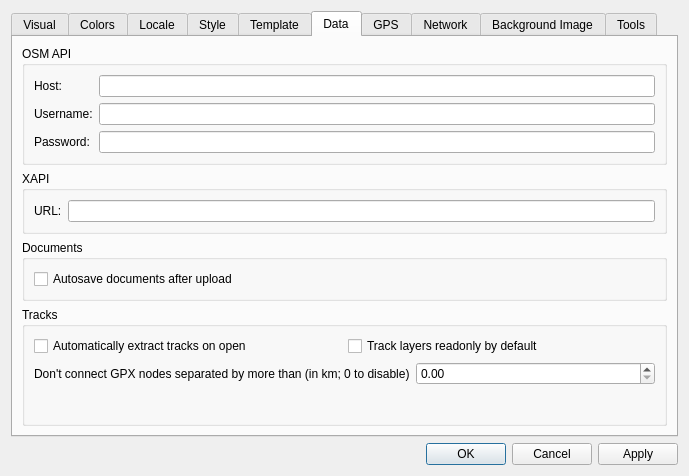
Qt form src/Preferences/PreferencesDialog.ui (openstreetmap/merkaartor) before a commit.
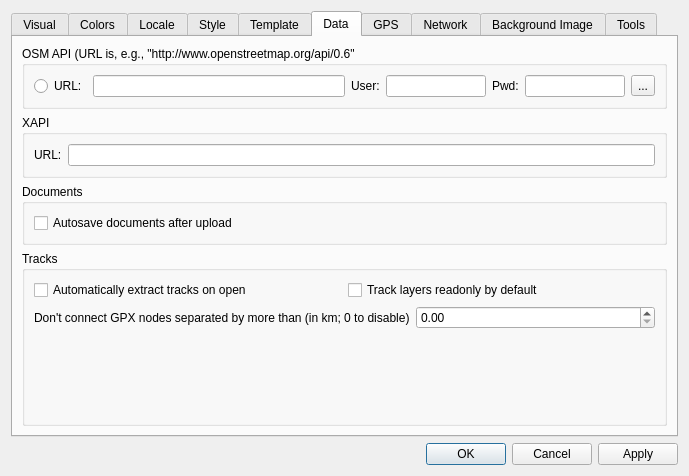
The same form after that commit.

Commit message: Start of multiple servers

The edit to the form file:
```diff
--- a/src/Preferences/PreferencesDialog.ui
+++ b/src/Preferences/PreferencesDialog.ui
@@ -816,46 +816,77 @@
           </size>
          </property>
          <property name="title">
-          <string>OSM API</string>
+          <string>OSM API (URL is, e.g., &quot;http://www.openstreetmap.org/api/0.6&quot;</string>
          </property>
          <layout class="QVBoxLayout">
           <item>
-           <layout class="QGridLayout">
-            <item row="0" column="0">
-             <widget class="QLabel" name="label_12">
+           <widget class="QWidget" name="wOSmServer" native="true">
+            <layout class="QHBoxLayout" name="horizontalLayout">
+             <property name="margin">
+              <number>0</number>
+             </property>
+             <item>
+              <widget class="QRadioButton" name="rbSelOsmServer">
               <property name="text">
-               <string>Host:</string>
+                <string>URL:</string>
               </property>
              </widget>
             </item>
-            <item row="1" column="0">
+             <item>
+              <widget class="QLineEdit" name="edServerOsmUrl"/>
+             </item>
+             <item>
              <widget class="QLabel" name="label_14">
               <property name="text">
-               <string>Username:</string>
+                <string>User:</string>
               </property>
              </widget>
             </item>
-            <item row="1" column="1">
-             <widget class="QLineEdit" name="edOsmUser"/>
-            </item>
-            <item row="2" column="0">
+             <item>
+              <widget class="QLineEdit" name="edOsmServerUser">
+               <property name="sizePolicy">
+                <sizepolicy hsizetype="Maximum" vsizetype="Fixed">
+                 <horstretch>0</horstretch>
+                 <verstretch>0</verstretch>
+                </sizepolicy>
+               </property>
+               <property name="maximumSize">
+                <size>
+                 <width>100</width>
+                 <height>16777215</height>
+                </size>
+               </property>
+              </widget>
+             </item>
+             <item>
              <widget class="QLabel" name="label_13">
               <property name="text">
-               <string>Password:</string>
+                <string>Pwd:</string>
               </property>
              </widget>
             </item>
-            <item row="2" column="1">
-             <widget class="QLineEdit" name="edOsmPwd">
+             <item>
+              <widget class="QLineEdit" name="edOsmServerPwd">
+               <property name="maximumSize">
+                <size>
+                 <width>100</width>
+                 <height>16777215</height>
+                </size>
+               </property>
               <property name="echoMode">
                <enum>QLineEdit::Password</enum>
               </property>
              </widget>
             </item>
-            <item row="0" column="1">
-             <widget class="QLineEdit" name="edOsmUrl"/>
-            </item>
-           </layout>
+             <item>
+              <widget class="QToolButton" name="tbOsmServerMore">
+               <property name="text">
+                <string>...</string>
+               </property>
+              </widget>
+             </item>
+            </layout>
+           </widget>
           </item>
          </layout>
         </widget>
```
Left out of the diff: 3 changed lines with no effect on the pictures. Lines whose indentation alone changed are shown as unchanged. The commit also changes 1 other file.
